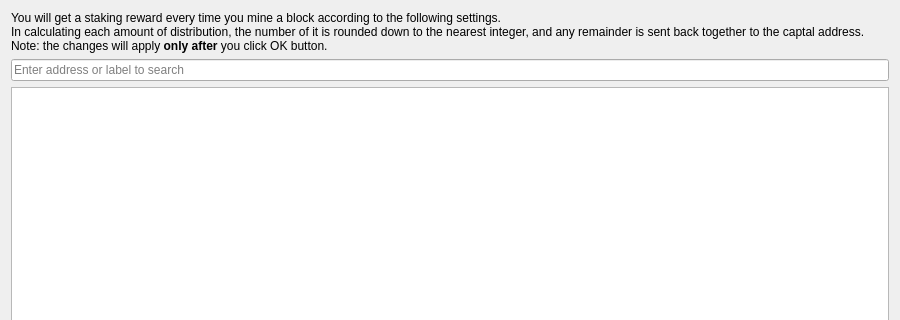
Above: src/qt/forms/stakingrewardsettingpage.ui from wakumo/xpchain before the change; both pictures show x 0 to 900 and y 0 to 320 of the 900 by 500 pixel window. Below: the same form after it.
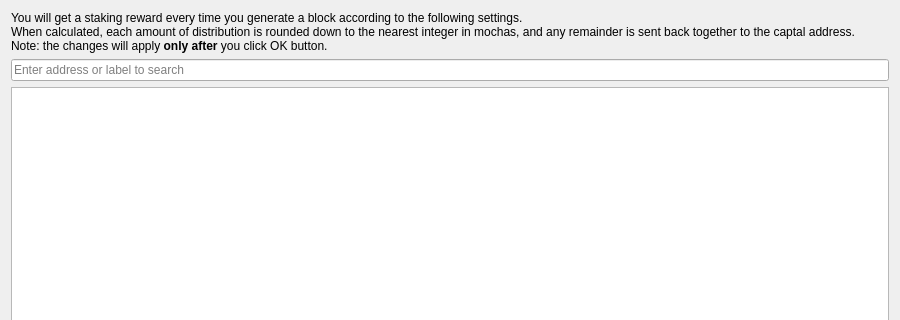
That is the form after the change. Icons and pictures are not drawn.

Commit message: Update description of reward rounding

Diff of the .ui file:
```diff
--- a/src/qt/forms/stakingrewardsettingpage.ui
+++ b/src/qt/forms/stakingrewardsettingpage.ui
@@ -23,7 +23,7 @@
       <enum>Qt::RichText</enum>
      </property>
      <property name="text">
-      <string>You will get a staking reward every time you mine a block according to the following settings.&lt;br&gt;In calculating each amount of distribution, the number of it is rounded down to the nearest integer, and any remainder is sent back together to the captal address.&lt;br&gt;Note: the changes will apply &lt;b&gt;only after&lt;/b&gt; you click OK button.</string>
+      <string>You will get a staking reward every time you generate a block according to the following settings.&lt;br&gt;When calculated, each amount of distribution is rounded down to the nearest integer in mochas, and any remainder is sent back together to the captal address.&lt;br&gt;Note: the changes will apply &lt;b&gt;only after&lt;/b&gt; you click OK button.</string>
      </property>
     </widget>
    </item>
```
